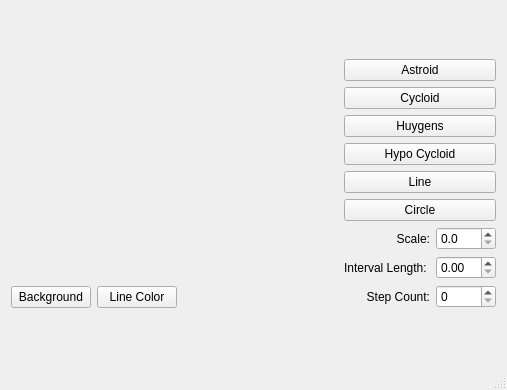
This is mainwindow.ui in krklns/qtcurvescpp as Qt 5 draws it before an edit. The edited form follows.
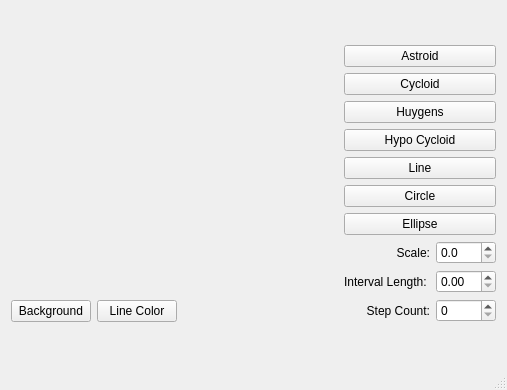
This is the edited form. Custom widgets are drawn as their Qt base class.

Commit message: Assignment 3 - Add Ellipse

Diff of the .ui file:
```diff
--- a/mainwindow.ui
+++ b/mainwindow.ui
@@ -97,6 +97,13 @@
         </property>
        </widget>
       </item>
+      <item>
+       <widget class="QPushButton" name="btnEllipse">
+        <property name="text">
+         <string>Ellipse</string>
+        </property>
+       </widget>
+      </item>
       <item>
        <layout class="QHBoxLayout" name="horizontalLayout">
         <item>
```
The commit also changes 4 other files.
